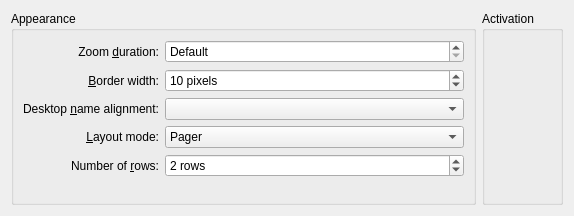
Before: the Qt Designer form effects/desktopgrid/desktopgrid_config.ui in KDE/kwin, drawn with Qt 5.
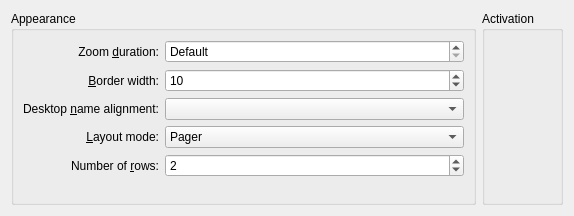
After: the same form once the commit is applied. Custom widgets are drawn as their Qt base class.

Commit message: Use KIntSpinBox instead of QSpinBox for better integration with KDE. As a bonus this allows to use plural suffix in spinboxes since KDE 4.3 if necessary.

Patch:
```diff
--- a/effects/desktopgrid/desktopgrid_config.ui
+++ b/effects/desktopgrid/desktopgrid_config.ui
@@ -72,9 +72,6 @@
           <verstretch>0</verstretch>
          </sizepolicy>
         </property>
-        <property name="suffix" >
-         <string> pixels</string>
-        </property>
         <property name="maximum" >
          <number>100</number>
         </property>
@@ -165,9 +162,6 @@
           <verstretch>0</verstretch>
          </sizepolicy>
         </property>
-        <property name="suffix" >
-         <string> rows</string>
-        </property>
         <property name="minimum" >
          <number>1</number>
         </property>
@@ -217,6 +211,11 @@
   </layout>
  </widget>
  <customwidgets>
+  <customwidget>
+   <class>KIntSpinBox</class>
+   <extends>QSpinBox</extends>
+   <header>knuminput.h</header>
+  </customwidget>
   <customwidget>
    <class>KWin::GlobalShortcutsEditor</class>
    <extends>QWidget</extends>
```
Left out of the diff: 9 changed lines with no effect on the pictures. The commit also changes 28 other files.
